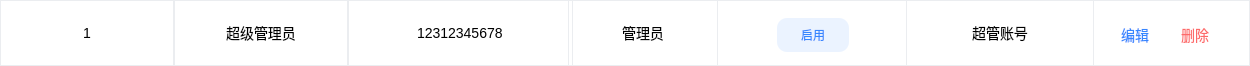
Old version of the form VisNova/component/rolePageItem.ui in the repository 2932238802/VidNova.
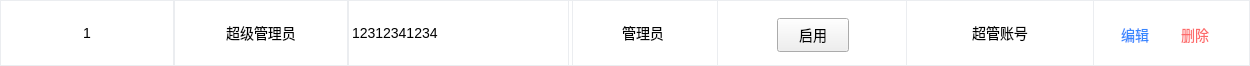
New version of the form.

The edit to the form file:
```diff
--- a/VisNova/component/rolePageItem.ui
+++ b/VisNova/component/rolePageItem.ui
@@ -100,32 +100,6 @@
        <set>Qt::AlignmentFlag::AlignCenter</set>
       </property>
      </widget>
-     <widget class="QLineEdit" name="phoneEdit">
-      <property name="geometry">
-       <rect>
-        <x>348</x>
-        <y>0</y>
-        <width>225</width>
-        <height>66</height>
-       </rect>
-      </property>
-      <property name="styleSheet">
-       <string notr="true">#phoneEdit{
-	color: black;
-	border: none;
-	border: 1px solid #EBEDF0;
-}</string>
-      </property>
-      <property name="text">
-       <string>12312345678</string>
-      </property>
-      <property name="alignment">
-       <set>Qt::AlignmentFlag::AlignCenter</set>
-      </property>
-      <property name="readOnly">
-       <bool>true</bool>
-      </property>
-     </widget>
      <widget class="QLabel" name="nameLabel">
       <property name="geometry">
        <rect>
@@ -145,7 +119,7 @@
        <set>Qt::AlignmentFlag::AlignCenter</set>
       </property>
      </widget>
-     <widget class="QPushButton" name="statusBtn">
+     <widget class="QPushButton" name="stateBtn">
       <property name="geometry">
        <rect>
         <x>777</x>
@@ -228,6 +202,26 @@
        <string>编辑</string>
       </property>
      </widget>
+     <widget class="QLabel" name="emailLabel">
+      <property name="geometry">
+       <rect>
+        <x>348</x>
+        <y>0</y>
+        <width>225</width>
+        <height>66</height>
+       </rect>
+      </property>
+      <property name="styleSheet">
+       <string notr="true">#emailLabel{
+	color: black;
+	border: none;
+	border: 1px solid #EBEDF0;
+}</string>
+      </property>
+      <property name="text">
+       <string>12312341234</string>
+      </property>
+     </widget>
     </widget>
    </item>
   </layout>
```
